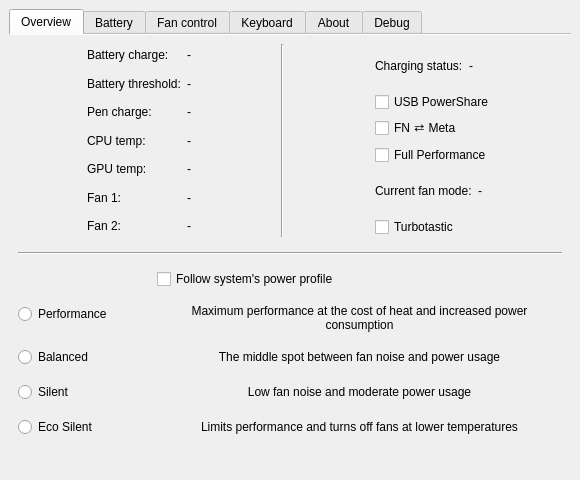
Zeanon/MControlCenter, file src/mainwindow.ui: the form before one commit.
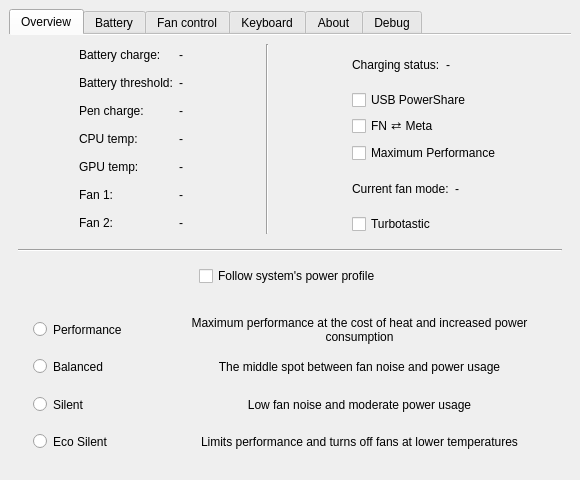
The form after the commit. Icons and pictures are not drawn.

The edit to the form file:
```diff
--- a/src/mainwindow.ui
+++ b/src/mainwindow.ui
@@ -363,7 +363,7 @@
             <item>
              <widget class="QCheckBox" name="turboModeCheckBox">
               <property name="text">
-               <string>Full Performance</string>
+               <string>Maximum Performance</string>
               </property>
              </widget>
             </item>
@@ -441,9 +441,15 @@
         </item>
         <item row="2" column="0">
          <widget class="QWidget" name="modeFormWidget" native="true">
+          <property name="maximumSize">
+           <size>
+            <width>16777215</width>
+            <height>25</height>
+           </size>
+          </property>
           <layout class="QFormLayout" name="formLayout_5">
            <property name="fieldGrowthPolicy">
-            <enum>QFormLayout::FieldGrowthPolicy::AllNonFixedFieldsGrow</enum>
+            <enum>QFormLayout::FieldGrowthPolicy::FieldsStayAtSizeHint</enum>
            </property>
            <property name="rowWrapPolicy">
             <enum>QFormLayout::RowWrapPolicy::WrapLongRows</enum>
@@ -458,33 +464,91 @@
             <number>45</number>
            </property>
            <property name="verticalSpacing">
-            <number>15</number>
+            <number>0</number>
            </property>
            <property name="leftMargin">
-            <number>0</number>
+            <number>15</number>
            </property>
            <property name="topMargin">
             <number>0</number>
            </property>
            <property name="rightMargin">
-            <number>0</number>
+            <number>15</number>
            </property>
            <property name="bottomMargin">
+            <number>5</number>
+           </property>
+           <item row="0" column="0">
+            <widget class="QCheckBox" name="autoPPDCheckBox">
+             <property name="enabled">
+              <bool>true</bool>
+             </property>
+             <property name="text">
+              <string>Follow system's power profile</string>
+             </property>
+            </widget>
+           </item>
+          </layout>
+         </widget>
+        </item>
+        <item row="3" column="0">
+         <widget class="QWidget" name="modeFormWidget" native="true">
+          <property name="maximumSize">
+           <size>
+            <width>16777215</width>
+            <height>165</height>
+           </size>
+          </property>
+          <layout class="QFormLayout" name="formLayout_6">
+           <property name="fieldGrowthPolicy">
+            <enum>QFormLayout::FieldGrowthPolicy::AllNonFixedFieldsGrow</enum>
+           </property>
+           <property name="rowWrapPolicy">
+            <enum>QFormLayout::RowWrapPolicy::WrapLongRows</enum>
+           </property>
+           <property name="labelAlignment">
+            <set>Qt::AlignmentFlag::AlignLeading|Qt::AlignmentFlag::AlignLeft|Qt::AlignmentFlag::AlignVCenter</set>
+           </property>
+           <property name="formAlignment">
+            <set>Qt::AlignmentFlag::AlignHCenter|Qt::AlignmentFlag::AlignBottom</set>
+           </property>
+           <property name="horizontalSpacing">
+            <number>45</number>
+           </property>
+           <property name="verticalSpacing">
+            <number>5</number>
+           </property>
+           <property name="leftMargin">
             <number>15</number>
            </property>
-           <item row="2" column="0">
+           <property name="topMargin">
+            <number>15</number>
+           </property>
+           <property name="rightMargin">
+            <number>15</number>
+           </property>
+           <property name="bottomMargin">
+            <number>5</number>
+           </property>
+           <item row="0" column="0">
             <widget class="QRadioButton" name="performanceModeRadioButton">
+             <property name="minimumSize">
+              <size>
+               <width>26</width>
+               <height>35</height>
+              </size>
+             </property>
              <property name="text">
               <string>Performance</string>
              </property>
             </widget>
            </item>
-           <item row="2" column="1">
-            <widget class="QLabel" name="label_15">
+           <item row="0" column="1">
+            <widget class="QLabel" name="performanceModeDescription">
              <property name="minimumSize">
               <size>
                <width>26</width>
-               <height>0</height>
+               <height>35</height>
               </size>
              </property>
              <property name="text">
@@ -498,15 +562,27 @@
              </property>
             </widget>
            </item>
-           <item row="3" column="0">
+           <item row="1" column="0">
             <widget class="QRadioButton" name="balancedModeRadioButton">
+             <property name="minimumSize">
+              <size>
+               <width>26</width>
+               <height>35</height>
+              </size>
+             </property>
              <property name="text">
               <string>Balanced</string>
              </property>
             </widget>
            </item>
-           <item row="3" column="1">
-            <widget class="QLabel" name="label_16">
+           <item row="1" column="1">
+            <widget class="QLabel" name="balancedModeDescription">
+             <property name="minimumSize">
+              <size>
+               <width>26</width>
+               <height>35</height>
+              </size>
+             </property>
              <property name="text">
               <string>The middle spot between fan noise and power usage</string>
              </property>
@@ -518,15 +594,27 @@
              </property>
             </widget>
            </item>
-           <item row="4" column="0">
+           <item row="2" column="0">
             <widget class="QRadioButton" name="silentModeRadioButton">
+             <property name="minimumSize">
+              <size>
+               <width>26</width>
+               <height>35</height>
+              </size>
+             </property>
              <property name="text">
               <string>Silent</string>
              </property>
             </widget>
            </item>
-           <item row="4" column="1">
-            <widget class="QLabel" name="label_17">
+           <item row="2" column="1">
+            <widget class="QLabel" name="silentModeDescription">
+             <property name="minimumSize">
+              <size>
+               <width>26</width>
+               <height>35</height>
+              </size>
+             </property>
              <property name="text">
               <string>Low fan noise and moderate power usage</string>
              </property>
@@ -538,15 +626,27 @@
              </property>
             </widget>
            </item>
-           <item row="5" column="0">
+           <item row="3" column="0">
             <widget class="QRadioButton" name="ecoSilentModeRadioButton">
+             <property name="minimumSize">
+              <size>
+               <width>26</width>
+               <height>35</height>
+              </size>
+             </property>
              <property name="text">
               <string>Eco Silent</string>
              </property>
             </widget>
            </item>
-           <item row="5" column="1">
-            <widget class="QLabel" name="label_18">
+           <item row="3" column="1">
+            <widget class="QLabel" name="ecoSilentModeDescription">
+             <property name="minimumSize">
+              <size>
+               <width>26</width>
+               <height>35</height>
+              </size>
+             </property>
              <property name="text">
               <string>Limits performance and turns off fans at lower temperatures</string>
              </property>
@@ -558,16 +658,6 @@
              </property>
             </widget>
            </item>
-           <item row="0" column="1">
-            <widget class="QCheckBox" name="autoPPDCheckBox">
-             <property name="enabled">
-              <bool>true</bool>
-             </property>
-             <property name="text">
-              <string>Follow system's power profile</string>
-             </property>
-            </widget>
-           </item>
           </layout>
          </widget>
         </item>
```
